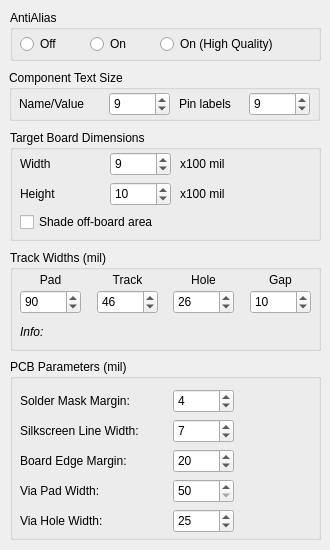
melak/veroroute, file src/renderingdialog.ui: the form before one commit.
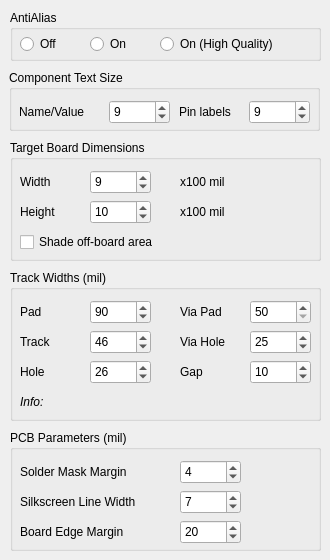
The form after the commit.

Commit message: Allow via pad and via hole sizes to be set in Mono and Color modes

What changed in the file:
```diff
--- a/src/renderingdialog.ui
+++ b/src/renderingdialog.ui
@@ -7,19 +7,19 @@
     <x>0</x>
     <y>0</y>
     <width>330</width>
-    <height>550</height>
+    <height>560</height>
    </rect>
   </property>
   <property name="minimumSize">
    <size>
     <width>330</width>
-    <height>550</height>
+    <height>560</height>
    </size>
   </property>
   <property name="maximumSize">
    <size>
     <width>330</width>
-    <height>550</height>
+    <height>560</height>
    </size>
   </property>
   <property name="windowTitle">
@@ -101,7 +101,7 @@
      <x>9</x>
      <y>70</y>
      <width>311</width>
-     <height>51</height>
+     <height>61</height>
     </rect>
    </property>
    <property name="title">
@@ -111,7 +111,7 @@
     <property name="geometry">
      <rect>
       <x>100</x>
-      <y>22</y>
+      <y>30</y>
       <width>61</width>
       <height>24</height>
      </rect>
@@ -133,7 +133,7 @@
     <property name="geometry">
      <rect>
       <x>10</x>
-      <y>22</y>
+      <y>30</y>
       <width>91</width>
       <height>24</height>
      </rect>
@@ -146,7 +146,7 @@
     <property name="geometry">
      <rect>
       <x>240</x>
-      <y>22</y>
+      <y>30</y>
       <width>61</width>
       <height>24</height>
      </rect>
@@ -168,7 +168,7 @@
     <property name="geometry">
      <rect>
       <x>170</x>
-      <y>22</y>
+      <y>30</y>
       <width>71</width>
       <height>24</height>
      </rect>
@@ -182,9 +182,9 @@
    <property name="geometry">
     <rect>
      <x>10</x>
-     <y>130</y>
+     <y>140</y>
      <width>311</width>
-     <height>111</height>
+     <height>121</height>
     </rect>
    </property>
    <property name="title">
@@ -194,7 +194,7 @@
     <property name="geometry">
      <rect>
       <x>10</x>
-      <y>80</y>
+      <y>90</y>
       <width>291</width>
       <height>24</height>
      </rect>
@@ -216,8 +216,8 @@
     <property name="geometry">
      <rect>
       <x>10</x>
-      <y>22</y>
-      <width>91</width>
+      <y>30</y>
+      <width>61</width>
       <height>24</height>
      </rect>
     </property>
@@ -228,8 +228,8 @@
    <widget class="QSpinBox" name="spinBox_Height">
     <property name="geometry">
      <rect>
-      <x>100</x>
-      <y>52</y>
+      <x>80</x>
+      <y>60</y>
       <width>61</width>
       <height>24</height>
      </rect>
@@ -250,8 +250,8 @@
    <widget class="QSpinBox" name="spinBox_Width">
     <property name="geometry">
      <rect>
-      <x>100</x>
-      <y>22</y>
+      <x>80</x>
+      <y>30</y>
       <width>61</width>
       <height>24</height>
      </rect>
@@ -273,8 +273,8 @@
     <property name="geometry">
      <rect>
       <x>10</x>
-      <y>52</y>
-      <width>91</width>
+      <y>60</y>
+      <width>61</width>
       <height>24</height>
      </rect>
     </property>
@@ -286,7 +286,7 @@
     <property name="geometry">
      <rect>
       <x>170</x>
-      <y>22</y>
+      <y>30</y>
       <width>61</width>
       <height>24</height>
      </rect>
@@ -302,7 +302,7 @@
     <property name="geometry">
      <rect>
       <x>170</x>
-      <y>52</y>
+      <y>60</y>
       <width>61</width>
       <height>24</height>
      </rect>
@@ -319,9 +319,9 @@
    <property name="geometry">
     <rect>
      <x>10</x>
-     <y>250</y>
+     <y>270</y>
      <width>311</width>
-     <height>101</height>
+     <height>151</height>
     </rect>
    </property>
    <property name="title">
@@ -330,8 +330,8 @@
    <widget class="QSpinBox" name="holeWidth">
     <property name="geometry">
      <rect>
-      <x>163</x>
-      <y>40</y>
+      <x>80</x>
+      <y>90</y>
       <width>61</width>
       <height>24</height>
      </rect>
@@ -355,8 +355,8 @@
    <widget class="QSpinBox" name="padWidth">
     <property name="geometry">
      <rect>
-      <x>10</x>
-      <y>40</y>
+      <x>80</x>
+      <y>30</y>
       <width>61</width>
       <height>24</height>
      </rect>
@@ -381,7 +381,7 @@
     <property name="geometry">
      <rect>
       <x>10</x>
-      <y>18</y>
+      <y>30</y>
       <width>61</width>
       <height>24</height>
      </rect>
@@ -390,14 +390,14 @@
      <string>Pad</string>
     </property>
     <property name="alignment">
-     <set>Qt::AlignCenter</set>
+     <set>Qt::AlignLeading|Qt::AlignLeft|Qt::AlignVCenter</set>
     </property>
    </widget>
    <widget class="QLabel" name="label_track">
     <property name="geometry">
      <rect>
-      <x>87</x>
-      <y>18</y>
+      <x>10</x>
+      <y>60</y>
       <width>61</width>
       <height>24</height>
      </rect>
@@ -406,14 +406,14 @@
      <string>Track</string>
     </property>
     <property name="alignment">
-     <set>Qt::AlignCenter</set>
+     <set>Qt::AlignLeading|Qt::AlignLeft|Qt::AlignVCenter</set>
     </property>
    </widget>
    <widget class="QLabel" name="label_hole">
     <property name="geometry">
      <rect>
-      <x>163</x>
-      <y>18</y>
+      <x>10</x>
+      <y>90</y>
       <width>61</width>
       <height>24</height>
      </rect>
@@ -422,14 +422,14 @@
      <string>Hole</string>
     </property>
     <property name="alignment">
-     <set>Qt::AlignCenter</set>
+     <set>Qt::AlignLeading|Qt::AlignLeft|Qt::AlignVCenter</set>
     </property>
    </widget>
    <widget class="QSpinBox" name="trackWidth">
     <property name="geometry">
      <rect>
-      <x>87</x>
-      <y>40</y>
+      <x>80</x>
+      <y>60</y>
       <width>61</width>
       <height>24</height>
      </rect>
@@ -454,7 +454,7 @@
     <property name="geometry">
      <rect>
       <x>240</x>
-      <y>40</y>
+      <y>90</y>
       <width>61</width>
       <height>24</height>
      </rect>
@@ -478,8 +478,8 @@
    <widget class="QLabel" name="label_gap">
     <property name="geometry">
      <rect>
-      <x>240</x>
-      <y>18</y>
+      <x>170</x>
+      <y>90</y>
       <width>61</width>
       <height>24</height>
      </rect>
@@ -488,14 +488,96 @@
      <string>Gap</string>
     </property>
     <property name="alignment">
-     <set>Qt::AlignCenter</set>
+     <set>Qt::AlignLeading|Qt::AlignLeft|Qt::AlignVCenter</set>
+    </property>
+   </widget>
+   <widget class="QLabel" name="label_viapad">
+    <property name="geometry">
+     <rect>
+      <x>170</x>
+      <y>30</y>
+      <width>61</width>
+      <height>24</height>
+     </rect>
+    </property>
+    <property name="text">
+     <string>Via Pad</string>
+    </property>
+    <property name="alignment">
+     <set>Qt::AlignLeading|Qt::AlignLeft|Qt::AlignVCenter</set>
+    </property>
+   </widget>
+   <widget class="QSpinBox" name="viapadWidth">
+    <property name="geometry">
+     <rect>
+      <x>240</x>
+      <y>30</y>
+      <width>61</width>
+      <height>24</height>
+     </rect>
+    </property>
+    <property name="toolTip">
+     <string>Board edge margin (1 mil = 0.001 inches)</string>
+    </property>
+    <property name="minimum">
+     <number>50</number>
+    </property>
+    <property name="maximum">
+     <number>80</number>
+    </property>
+    <property name="singleStep">
+     <number>1</number>
+    </property>
+    <property name="value">
+     <number>50</number>
+    </property>
+   </widget>
+   <widget class="QSpinBox" name="viaholeWidth">
+    <property name="geometry">
+     <rect>
+      <x>240</x>
+      <y>60</y>
+      <width>61</width>
+      <height>24</height>
+     </rect>
+    </property>
+    <property name="toolTip">
+     <string>Board edge margin (1 mil = 0.001 inches)</string>
+    </property>
+    <property name="minimum">
+     <number>20</number>
+    </property>
+    <property name="maximum">
+     <number>40</number>
+    </property>
+    <property name="singleStep">
+     <number>1</number>
+    </property>
+    <property name="value">
+     <number>25</number>
+    </property>
+   </widget>
+   <widget class="QLabel" name="label_viahole">
+    <property name="geometry">
+     <rect>
+      <x>170</x>
+      <y>60</y>
+      <width>61</width>
+      <height>24</height>
+     </rect>
+    </property>
+    <property name="text">
+     <string>Via Hole</string>
+    </property>
+    <property name="alignment">
+     <set>Qt::AlignLeading|Qt::AlignLeft|Qt::AlignVCenter</set>
     </property>
    </widget>
    <widget class="QLabel" name="label_info">
     <property name="geometry">
      <rect>
       <x>10</x>
-      <y>70</y>
+      <y>120</y>
       <width>291</width>
       <height>24</height>
      </rect>
@@ -519,9 +601,9 @@
    <property name="geometry">
     <rect>
      <x>10</x>
-     <y>359</y>
+     <y>430</y>
      <width>311</width>
-     <height>181</height>
+     <height>121</height>
     </rect>
    </property>
    <property name="title">
@@ -537,7 +619,7 @@
      </rect>
     </property>
     <property name="text">
-     <string>Solder Mask Margin:</string>
+     <string>Solder Mask Margin</string>
     </property>
     <property name="alignment">
      <set>Qt::AlignLeading|Qt::AlignLeft|Qt::AlignVCenter</set>
@@ -553,7 +635,7 @@
      </rect>
     </property>
     <property name="text">
-     <string>Silkscreen Line Width:</string>
+     <string>Silkscreen Line Width</string>
     </property>
     <property name="alignment">
      <set>Qt::AlignLeading|Qt::AlignLeft|Qt::AlignVCenter</set>
@@ -562,7 +644,7 @@
    <widget class="QSpinBox" name="maskWidth">
     <property name="geometry">
      <rect>
-      <x>163</x>
+      <x>170</x>
       <y>30</y>
       <width>61</width>
       <height>24</height>
@@ -587,7 +669,7 @@
    <widget class="QSpinBox" name="silkWidth">
     <property name="geometry">
      <rect>
-      <x>163</x>
+      <x>170</x>
       <y>60</y>
       <width>61</width>
       <height>24</height>
@@ -619,7 +701,7 @@
      </rect>
     </property>
     <property name="text">
-     <string>Board Edge Margin:</string>
+     <string>Board Edge Margin</string>
     </property>
     <property name="alignment">
      <set>Qt::AlignLeading|Qt::AlignLeft|Qt::AlignVCenter</set>
@@ -628,7 +710,7 @@
    <widget class="QSpinBox" name="edgeWidth">
     <property name="geometry">
      <rect>
-      <x>163</x>
+      <x>170</x>
       <y>90</y>
       <width>61</width>
       <height>24</height>
@@ -650,88 +732,6 @@
      <number>20</number>
     </property>
    </widget>
-   <widget class="QLabel" name="label_viapad">
-    <property name="geometry">
-     <rect>
-      <x>10</x>
-      <y>120</y>
-      <width>141</width>
-      <height>24</height>
-     </rect>
-    </property>
-    <property name="text">
-     <string>Via Pad Width:</string>
-    </property>
-    <property name="alignment">
-     <set>Qt::AlignLeading|Qt::AlignLeft|Qt::AlignVCenter</set>
-    </property>
-   </widget>
-   <widget class="QLabel" name="label_viahole">
-    <property name="geometry">
-     <rect>
-      <x>10</x>
-      <y>150</y>
-      <width>141</width>
-      <height>24</height>
-     </rect>
-    </property>
-    <property name="text">
-     <string>Via Hole Width:</string>
-    </property>
-    <property name="alignment">
-     <set>Qt::AlignLeading|Qt::AlignLeft|Qt::AlignVCenter</set>
-    </property>
-   </widget>
-   <widget class="QSpinBox" name="viapadWidth">
-    <property name="geometry">
-     <rect>
-      <x>163</x>
-      <y>120</y>
-      <width>61</width>
-      <height>24</height>
-     </rect>
-    </property>
-    <property name="toolTip">
-     <string>Board edge margin (1 mil = 0.001 inches)</string>
-    </property>
-    <property name="minimum">
-     <number>50</number>
-    </property>
-    <property name="maximum">
-     <number>80</number>
-    </property>
-    <property name="singleStep">
-     <number>1</number>
-    </property>
-    <property name="value">
-     <number>50</number>
-    </property>
-   </widget>
-   <widget class="QSpinBox" name="viaholeWidth">
-    <property name="geometry">
-     <rect>
-      <x>163</x>
-      <y>150</y>
-      <width>61</width>
-      <height>24</height>
-     </rect>
-    </property>
-    <property name="toolTip">
-     <string>Board edge margin (1 mil = 0.001 inches)</string>
-    </property>
-    <property name="minimum">
-     <number>20</number>
-    </property>
-    <property name="maximum">
-     <number>40</number>
-    </property>
-    <property name="singleStep">
-     <number>1</number>
-    </property>
-    <property name="value">
-     <number>25</number>
-    </property>
-   </widget>
   </widget>
  </widget>
  <resources/>
```
The commit also changes 2 other files.
